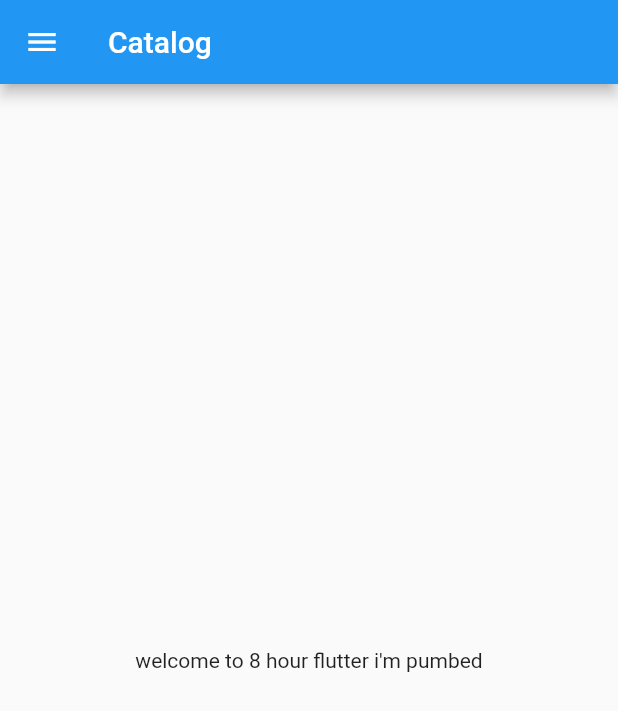
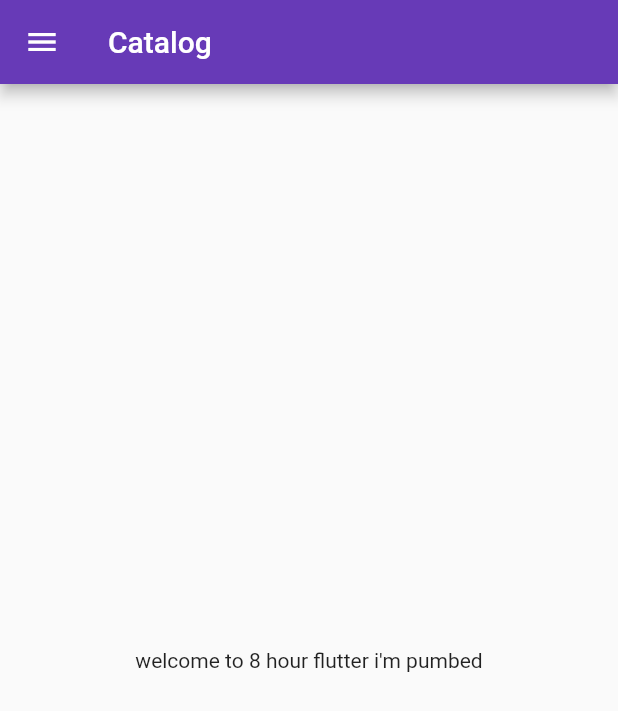
Before and after one commit to tsaurav18/8hoursflutter, a Flutter app: the screen it shows after launch, on a phone screen of 412 x 824 dp. Shown: the top 711 px of the screen. Run offline on Flutter 3.47's test engine with Material 2 defaults, Android fonts, the phone set to English and light mode, and no system bars.

Commit message:
day 3 completed

```diff
--- a/lib/main.dart
+++ b/lib/main.dart
@@ -1,5 +1,6 @@
 import 'package:flutter/material.dart';
-import 'package:flutter_catalog/home_page.dart';
+import 'package:flutter_catalog/pages/home_page.dart';
+import 'package:flutter_catalog/pages/login_page.dart';
 
 void main() {
   runApp(MyApp());
@@ -8,6 +9,17 @@ void main() {
 class MyApp extends StatelessWidget {
   @override
   Widget build(BuildContext context) {
-    return MaterialApp(home: HomePage());
+    //context tells us where is located components
+    return MaterialApp(
+      themeMode: ThemeMode.light,
+      theme: ThemeData(primarySwatch: Colors.deepPurple),
+      darkTheme: ThemeData(brightness: Brightness.dark),
+      initialRoute: "/home",
+      routes: {
+        "/": (context) => LoginPage(),
+        "/home": (context) => HomePage(),
+        "/login": (context) => LoginPage(),
+      },
+    );
   }
 }
```
Also changed, not shown: lib/pages/login_page.dart (added, +16 -0 lines), lib/pages/home_page.dart (renamed from lib/home_page.dart).
